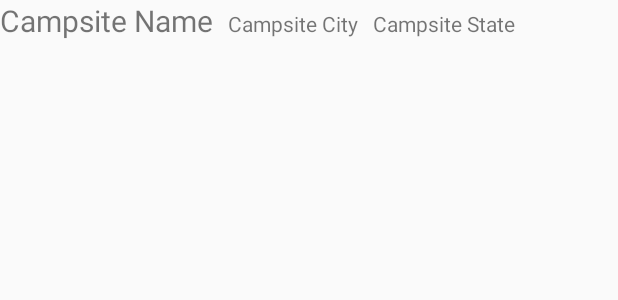
After one commit to SmaugOfErebor/CampsiteLocator, an Android app: the layout campsite_list_view_item.xml on its own in the app's theme, with its tools: preview values and no code run, on a phone screen of 412 x 824 dp. The commit adds this screen. Shown: the top 300 px of the screen. Run offline under Robolectric (Android 15) with nearby library versions, the phone set to English and light mode, and no system bars.

Commit message:
Enhancement One
Campsite.java: Made this class serializable so I can pass instanced between activities through intents.
CampsiteListAdapter.java: Created this class to easily create custom ListView items from Campsite objects.
CampsiteListViewActivity.java: Created this new activity to display a list of Campsite objects to the user for selection.
CampsiteViewActivity.java: Removed unnecessary global variables. The onCreate now retrieves a Campsite object from the intent rather than individual pieces of information relating to a Campsite. Added a new method which will be used once enhancement 3 is completed. Added javadoc style comments on methods instead of regular comments.
DBHandler.java: Added a TODO to remember some changes to make during enhancement 2.
SearchCampsitesActivity.java: Searching for campsites now starts a new CampsiteListViewActivity instead of a CampsiteViewActivity. Because of this, the intent now holds a list of Campsites rather than a single Campsite. Updated the TODO comment to help me remember to remove the conversion of Campsite to List once enhancement 2 is done.
activity_campsite_list_view.xml: Markup for the CampsiteListViewActivity.
activity_campsite_view.xml: Added an onClick which will be filled out after enhancement 3.
campsite_list_view_item.xml: Markup for Campsite ListView items.

```diff
--- a/app/build.gradle
+++ b/app/build.gradle
@@ -24,7 +24,8 @@ dependencies {
     implementation 'androidx.appcompat:appcompat:1.0.2'
     implementation 'androidx.constraintlayout:constraintlayout:1.1.3'
     // Include all the Twitter APIs
-    compile 'com.twitter.sdk.android:twitter:3.1.1'
+    implementation 'com.twitter.sdk.android:twitter:3.1.1'
+    implementation 'com.google.android.material:material:1.0.0'
     testImplementation 'junit:junit:4.12'
     androidTestImplementation 'androidx.test:runner:1.1.1'
     androidTestImplementation 'androidx.test.espresso:espresso-core:3.1.1'
--- a/app/src/main/java/justinnelson/cs360/com/Campsite.java
+++ b/app/src/main/java/justinnelson/cs360/com/Campsite.java
@@ -1,8 +1,9 @@
 package justinnelson.cs360.com;
 
+import java.io.Serializable;
 import java.util.ArrayList;
 
-public class Campsite {
+public class Campsite implements Serializable {
 
     // Instance variables
     private int id;
--- a/app/src/main/java/justinnelson/cs360/com/DBHandler.java
+++ b/app/src/main/java/justinnelson/cs360/com/DBHandler.java
@@ -145,6 +145,8 @@ public class DBHandler extends SQLiteOpenHelper {
 
     // This method searches the database for a campsite
     public Campsite searchCampsite(String campsiteName) {
+        // TODO: Return a list of Campsites when searching after implementing fuzzy search in enhancement 2
+
         // Build the query
         String query = "SELECT * FROM " + TABLE_CAMPSITES +
                 " WHERE " + CAMPSITE_COLUMN_NAME +
--- a/app/src/main/res/layout/activity_campsite_view.xml
+++ b/app/src/main/res/layout/activity_campsite_view.xml
@@ -27,7 +27,8 @@
         android:background="@null"
         app:layout_constraintEnd_toEndOf="parent"
         app:layout_constraintTop_toBottomOf="@+id/campsiteName"
-        app:srcCompat="@drawable/bookmarkunselected" />
+        app:srcCompat="@drawable/bookmarkunselected"
+        android:onClick="ToggleBookmark"/>
 
     <ImageButton
         android:id="@+id/star1"
--- /dev/null
+++ b/app/src/main/res/layout/campsite_list_view_item.xml
@@ -0,0 +1,28 @@
+<?xml version="1.0" encoding="utf-8"?>
+<LinearLayout xmlns:android="http://schemas.android.com/apk/res/android"
+    android:layout_width="wrap_content"
+    android:layout_height="wrap_content"
+    android:orientation="horizontal">
+
+    <TextView
+        android:id="@+id/campsiteName"
+        android:layout_width="wrap_content"
+        android:layout_height="wrap_content"
+        android:text="Campsite Name"
+        android:textSize="20sp"
+        android:layout_marginRight="10dp"/>
+
+    <TextView
+        android:id="@+id/campsiteCity"
+        android:layout_width="wrap_content"
+        android:layout_height="wrap_content"
+        android:text="Campsite City"
+        android:layout_marginRight="10dp"/>
+
+    <TextView
+        android:id="@+id/campsiteState"
+        android:layout_width="wrap_content"
+        android:layout_height="wrap_content"
+        android:text="Campsite State"/>
+
+</LinearLayout>
```
Also changed, not shown: app/src/main/AndroidManifest.xml (+4 -3 lines), app/src/main/java/justinnelson/cs360/com/CampsiteListAdapter.java (added, +64 -0 lines), app/src/main/java/justinnelson/cs360/com/CampsiteListViewActivity.java (added, +54 -0 lines), app/src/main/java/justinnelson/cs360/com/CampsiteViewActivity.java (+48 -40 lines), app/src/main/java/justinnelson/cs360/com/SearchCampsitesActivity.java (+12 -8 lines), app/src/main/res/layout/activity_campsite_list_view.xml (added, +29 -0 lines).
